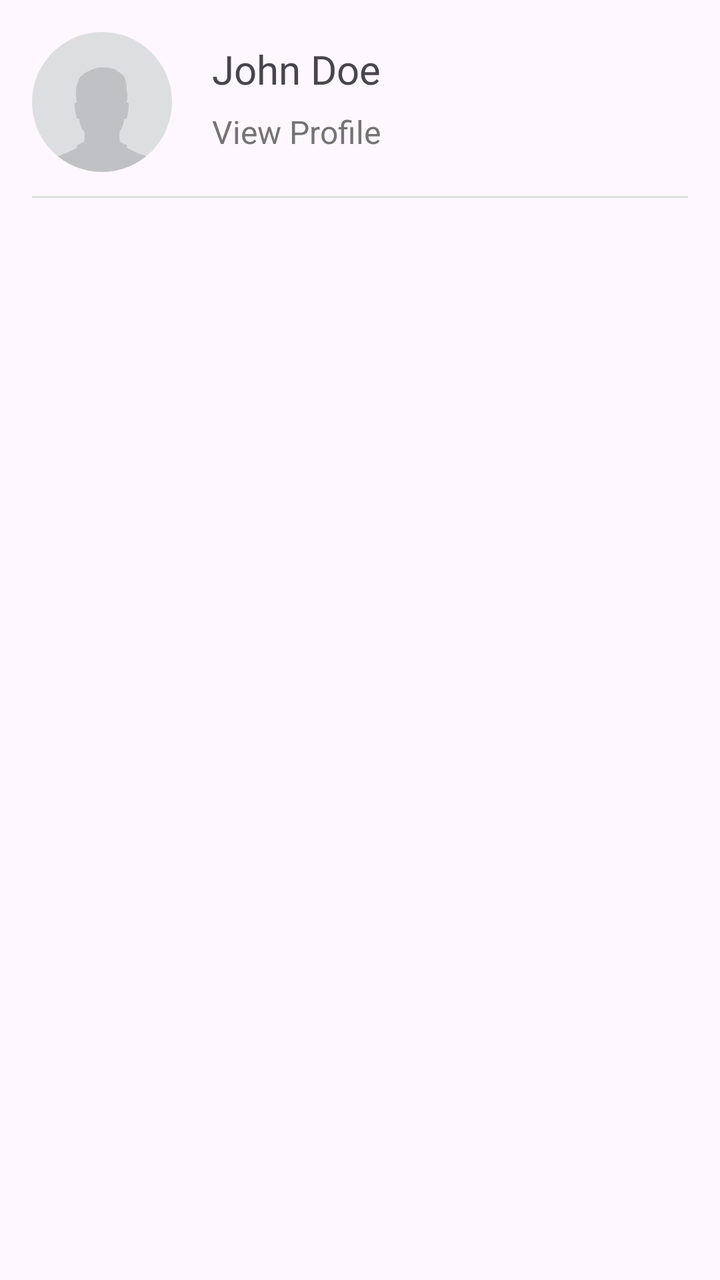
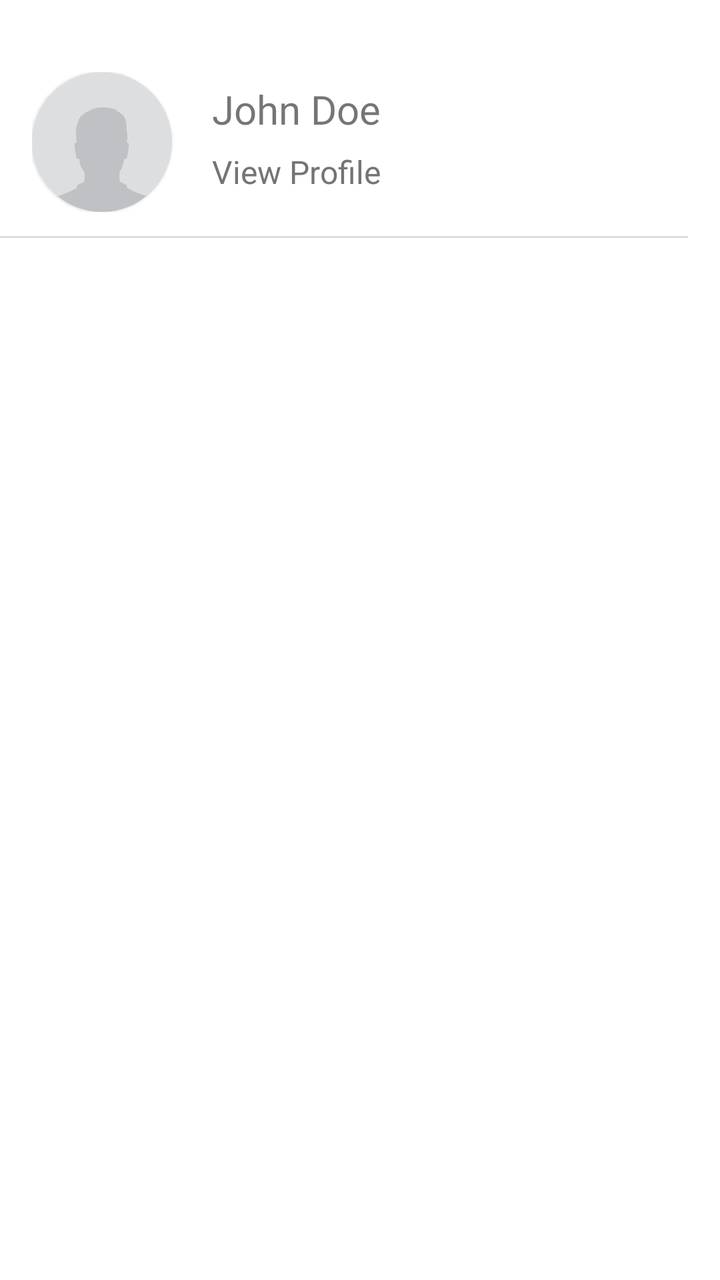

Compare the two renders of this Android layout. The source of the first and the diff that turns it into the second are given below.
<!-- AndroidManifest.xml: application theme Theme.EdTech -->
<!-- res/layout/layout_menu_bottom_sheet.xml -->
<?xml version="1.0" encoding="utf-8"?>
<layout xmlns:android="http://schemas.android.com/apk/res/android"
    xmlns:app="http://schemas.android.com/apk/res-auto">

    <data>

    </data>

    <LinearLayout
        android:layout_width="match_parent"
        android:layout_height="wrap_content"
        android:orientation="vertical"
        android:padding="16dp">

        
        <LinearLayout
            android:layout_width="match_parent"
            android:layout_height="wrap_content"
            android:orientation="horizontal">

            <com.google.android.material.card.MaterialCardView
                app:strokeWidth="0dp"
                app:cardCornerRadius="40dp"
                android:id="@+id/cardView"
                android:layout_width="70dp"
                android:layout_height="70dp">

                <ImageView
                    android:id="@+id/imgProfile"
                    android:layout_width="match_parent"
                    android:layout_height="match_parent"
                    android:scaleType="centerCrop"
                    android:background="@drawable/profile_placeholder" />
            </com.google.android.material.card.MaterialCardView>

            <LinearLayout
                android:layout_width="wrap_content"
                android:layout_height="wrap_content"
                android:orientation="vertical"
                android:layout_marginStart="20dp">

                <TextView
                    android:id="@+id/txtName"
                    android:text="John Doe"
                    android:fontFamily="@font/manrope_bold"
                    android:textSize="20sp"
                    android:layout_marginTop="5dp"
                    android:layout_width="wrap_content"
                    android:layout_height="wrap_content" />

                <TextView
                    android:layout_marginTop="7dp"
                    android:id="@+id/txtViewProfile"
                    android:text="@string/view_profile"
                    android:textColor="@color/gray"
                    android:textSize="16sp"
                    android:layout_width="wrap_content"
                    android:layout_height="wrap_content" />
            </LinearLayout>

        </LinearLayout>

        
        <View
            android:layout_width="match_parent"
            android:layout_height="1dp"
            android:background="#DDDDDD"
            android:layout_marginVertical="12dp" />

        
        <androidx.recyclerview.widget.RecyclerView
            android:id="@+id/recyclerMenu"
            android:layout_width="match_parent"
            android:layout_height="wrap_content" />

    </LinearLayout>
</layout>
<!-- resources referenced by this layout -->
<resources>
  <color name="gray">#767372</color>
  <!-- drawable profile_placeholder: jpeg bitmap (drawable, 1726 bytes) -->
  <string name="view_profile">View Profile</string>
  <style name="Theme.EdTech" parent="Base.Theme.EdTech" />
  <style name="Base.Theme.EdTech" parent="Theme.Material3.DayNight.NoActionBar">
          
          
      </style>
</resources>

<!-- the commit's change to res/layout/layout_menu_bottom_sheet.xml (unified diff, before → after) -->
@@ -1,6 +1,7 @@
 <?xml version="1.0" encoding="utf-8"?>
 <layout xmlns:android="http://schemas.android.com/apk/res/android"
-    xmlns:app="http://schemas.android.com/apk/res-auto">
+    xmlns:app="http://schemas.android.com/apk/res-auto"
+    xmlns:tools="http://schemas.android.com/tools">
 
     <data>
 
@@ -10,10 +11,13 @@
         android:layout_width="match_parent"
         android:layout_height="wrap_content"
         android:orientation="vertical"
-        android:padding="16dp">
+        android:paddingEnd="16dp"
+        android:paddingVertical="16dp">
 
         
         <LinearLayout
+            android:layout_marginStart="16dp"
+            android:layout_marginTop="20dp"
             android:layout_width="match_parent"
             android:layout_height="wrap_content"
             android:orientation="horizontal">
@@ -69,9 +73,35 @@
 
         
         <androidx.recyclerview.widget.RecyclerView
+            android:layout_marginStart="5dp"
+            tools:listitem="@layout/item_menu"
             android:id="@+id/recyclerMenu"
             android:layout_width="match_parent"
             android:layout_height="wrap_content" />
 
     </LinearLayout>
 </layout>
+<!-- res/layout/item_menu.xml (included above) -->
+<LinearLayout
+    xmlns:android="http://schemas.android.com/apk/res/android"
+    android:layout_width="match_parent"
+    android:layout_height="wrap_content"
+    android:padding="6dp"
+    android:orientation="horizontal">
+
+    <ImageView
+        android:id="@+id/imgIcon"
+        android:src="@drawable/home_menu"
+        android:layout_width="32dp"
+        android:layout_height="32dp"/>
+
+    <TextView
+        android:layout_gravity="center_vertical"
+        android:id="@+id/txtTitle"
+        android:layout_width="wrap_content"
+        android:layout_height="wrap_content"
+        android:layout_marginStart="12dp"
+        android:text="Menu Item"
+        android:textSize="15sp"
+        android:fontFamily="@font/manrope_bold"/>
+</LinearLayout>
<!-- resource entries referenced after the edit -->
@@ -1,10 +1,11 @@
 <!-- resources referenced by this layout -->
 <resources>
   <color name="gray">#767372</color>
+  <!-- drawable home_menu: png bitmap (drawable, 1940 bytes) -->
   <!-- drawable profile_placeholder: jpeg bitmap (drawable, 1726 bytes) -->
   <string name="view_profile">View Profile</string>
   <style name="Theme.EdTech" parent="Base.Theme.EdTech" />
-  <style name="Base.Theme.EdTech" parent="Theme.Material3.DayNight.NoActionBar">
+  <style name="Base.Theme.EdTech" parent="Theme.MaterialComponents.Light.NoActionBar">
           
           
       </style>
